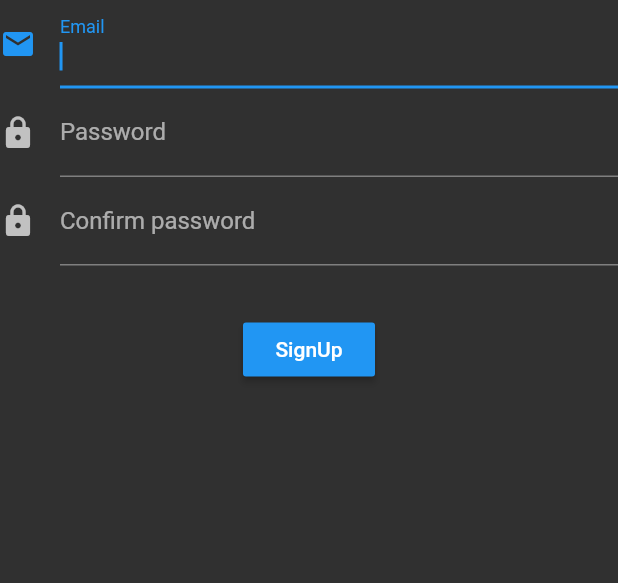
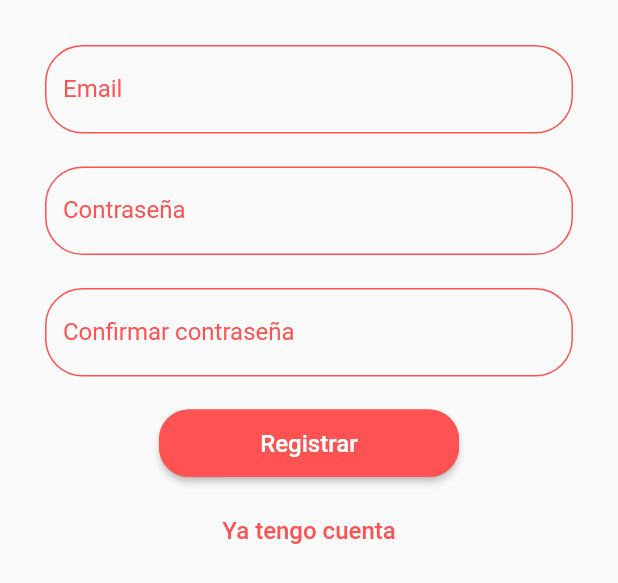
Before and after one commit to pizza-org/FlutterPizza, a Flutter app: the SignUpForm widget shown alone on an empty page, opened directly, on a phone screen of 412 x 824 dp. Shown: the top 583 px of the screen. Run offline on Flutter 3.47's test engine with Material 2 defaults, Android fonts, the phone set to English and light mode, and no system bars; our stand-ins replace cloud_firestore, firebase_auth, flare_flutter, flutter_svg; missing offline and left inert: flare_dart, validate; accounts and stored records are empty.

Commit message:
FP-9 Login Desing Adobe XD and add input decoration to theme.

```diff
--- /dev/null
+++ b/lib/src/theme/mainTheme.dart
@@ -0,0 +1,19 @@
+
+import 'package:flutter/material.dart';
+
+final ThemeData mainTheme = ThemeData(
+  brightness: Brightness.light,
+  primaryColor: Colors.red,
+  accentColor: Colors.redAccent,
+  inputDecorationTheme: InputDecorationTheme(
+    labelStyle: TextStyle(color: Colors.redAccent),
+    border: OutlineInputBorder(
+        borderRadius: BorderRadius.circular(25.0),
+        borderSide: BorderSide()
+    ),
+    enabledBorder: OutlineInputBorder(
+      borderRadius: BorderRadius.circular(25.0),
+      borderSide: BorderSide(color: Colors.redAccent),
+    ),
+  )
+);
--- a/lib/src/widgets/signUpForm.dart
+++ b/lib/src/widgets/signUpForm.dart
@@ -1,13 +1,13 @@
 
 import 'package:flutter/material.dart';
 import 'package:flutter/services.dart';
-
-import 'package:pizza_app/src/widgets/customAlertDialog.dart';
-import 'package:pizza_app/src/widgets/progressDialog.dart';
+import 'package:pizza_app/src/pages/loginPage.dart';
 
 import 'package:provider/provider.dart';
 import 'package:validate/validate.dart';
 
+import 'package:pizza_app/src/widgets/customAlertDialog.dart';
+import 'package:pizza_app/src/widgets/progressDialog.dart';
 import 'package:pizza_app/src/providers/authProvider.dart';
 
 class SignUpForm extends StatefulWidget {
@@ -31,26 +31,27 @@ class _SignUpFormState extends State<SignUpForm> {
 
   @override
   Widget build(BuildContext context) {
-    return Form(
+    return Container(
+      padding: EdgeInsets.all(30.0),
+      child: Form(
         autovalidate: _autovalidate,
         key: _formKey,
         child: Column(
           children: <Widget> [
             TextFormField(
-              autofocus: true,
-              decoration: InputDecoration(
-                icon: Icon(Icons.email),
-                labelText: 'Email'
-              ),
+                decoration: InputDecoration(
+                  labelText: 'Email',
+                ),
               keyboardType: TextInputType.emailAddress,
               validator: _emailValidation,
               onSaved: (value) => _formData.email = value.trim()
             ),
 
+            SizedBox(height: 22.0),
+
             TextFormField(
               decoration: InputDecoration(
-                  icon: Icon(Icons.lock),
-                  labelText: 'Password'
+                labelText: 'Contraseña',
               ),
               keyboardType: TextInputType.text,
               obscureText: true,
@@ -59,34 +60,51 @@ class _SignUpFormState extends State<SignUpForm> {
               onSaved: (value) => _formData.password = value.trim()
             ),
 
+            SizedBox(height: 22.0),
+
             TextFormField(
               decoration: InputDecoration(
-                  icon: Icon(Icons.lock),
-                  labelText: 'Confirm password'
+                labelText: 'Confirmar contraseña',
               ),
               keyboardType: TextInputType.text,
               obscureText: true,
               validator: (value) => _passwordConfirmValidation(value, this._formData.password),
             ),
 
-            Padding(
-              padding: const EdgeInsets.symmetric(vertical: 16.0),
+            SizedBox(height: 22.0),
+
+            SizedBox(
+              width: 200.0,
+              height: 45.0,
+              child: RaisedButton(
+                child: Text(
+                  'Registrar',
+                  style: TextStyle(color: Colors.white, fontSize: 16.0),
+                ),
+                shape: RoundedRectangleBorder(
+                    borderRadius: new BorderRadius.circular(20.0),
+                    side:
+                    BorderSide(color: Theme.of(context).accentColor)),
+                color: Theme.of(context).accentColor,
+                onPressed: _signUp,
+              )
             ),
 
-            Container(
-              child: RaisedButton(
-                child: Text(
-                  'SignUp',
-                  style: TextStyle(
-                    color: Colors.white
-                  ),
-                ),
-                color: Colors.blue,
-                onPressed: _signUp,
+            SizedBox(height: 12.0),
+
+            FlatButton(
+              child: Text(
+                'Ya tengo cuenta',
+                style: TextStyle(
+                  color: Theme.of(context).accentColor,
+                  fontSize: 16.0
+                )
               ),
-            )
+              onPressed: _moveToLogin,
+            ),
           ],
         )
+      )
     );
   }
 
@@ -145,4 +163,13 @@ class _SignUpFormState extends State<SignUpForm> {
     }
   }
 
+  void _moveToLogin() {
+    _formKey.currentState.reset();
+
+    Navigator.push(
+      context,
+      MaterialPageRoute(builder: (context) => LoginPage()),
+    );
+  }
+
 }
--- a/pubspec.yaml
+++ b/pubspec.yaml
@@ -32,6 +32,7 @@ dependencies:
   provider: ^4.0.1
   validate: ^1.7.0
   flare_flutter: ^2.0.1
+  flutter_svg: ^0.17.4
 
 dev_dependencies:
   flutter_test:
@@ -53,6 +54,7 @@ flutter:
   assets:
    - assets/
    - assets/gifs/
+   - assets/svg/
   #  - images/a_dot_ham.jpeg
 
   # An image asset can refer to one or more resolution-specific "variants", see
```
Also changed, not shown: lib/src/app.dart (+11 -7 lines), lib/src/pages/SettingsPage.dart (+13 -12 lines), lib/src/pages/initPage.dart (added, +84 -0 lines), lib/src/pages/loginPage.dart (+11 -2 lines), lib/src/pages/signUpPage.dart (+10 -3 lines), lib/src/widgets/logoContainer.dart (added, +25 -0 lines), lib/src/widgets/signInForm.dart (+39 -33 lines), assets/svg/logo.svg (added).
